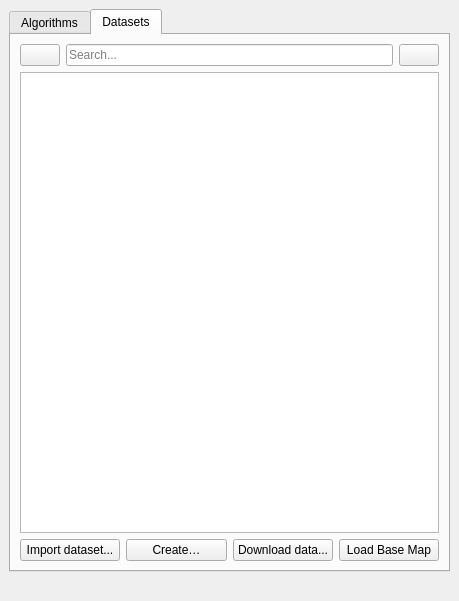
Above: LDMP/gui/WidgetMain.ui from ConservationInternational/trends.earth before the change. Below: the same form after it.
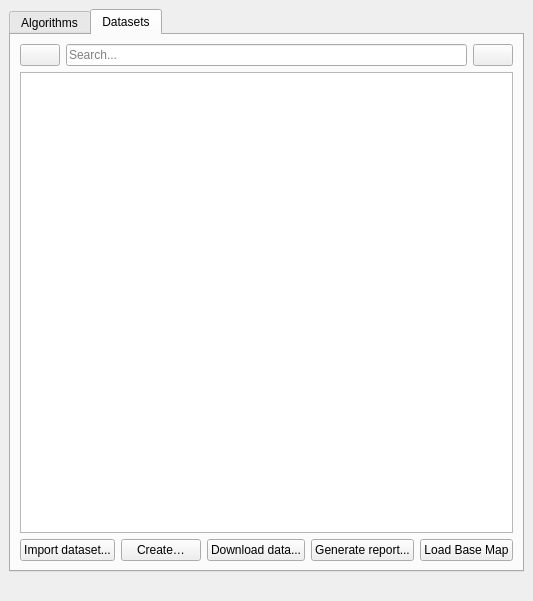
That is the form after the change. Custom widgets are drawn as their Qt base class.

Commit message: Dataset Report Generation (#561)

Diff of the .ui file:
```diff
--- a/LDMP/gui/WidgetMain.ui
+++ b/LDMP/gui/WidgetMain.ui
@@ -121,6 +121,16 @@
             </property>
            </widget>
           </item>
+          <item>
+           <widget class="QPushButton" name="generate_report_pb">
+            <property name="toolTip">
+             <string>&lt;html&gt;&lt;head/&gt;&lt;body&gt;&lt;p&gt;Generate report for multiple datasets based on a matching template&lt;/p&gt;&lt;/body&gt;&lt;/html&gt;</string>
+            </property>
+            <property name="text">
+             <string>Generate report...</string>
+            </property>
+           </widget>
+          </item>
           <item>
            <widget class="QPushButton" name="pushButton_load">
             <property name="toolTip">
```
The commit also changes 45 other files.
